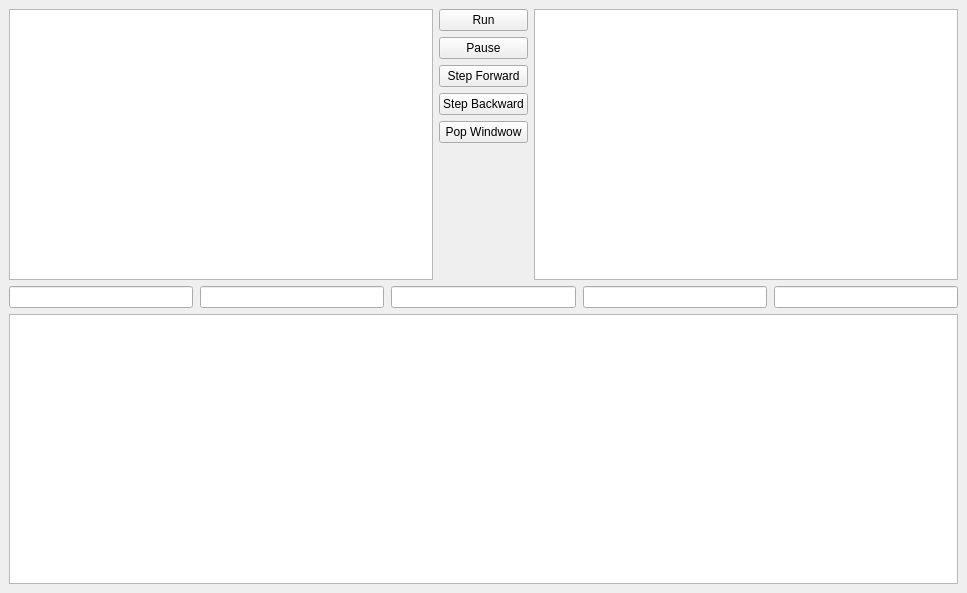
Before: the Qt Designer form src/Debugging/MainDebugWindow.ui in GroupDenseKitchen/KitchenOccupation, drawn with Qt 5.
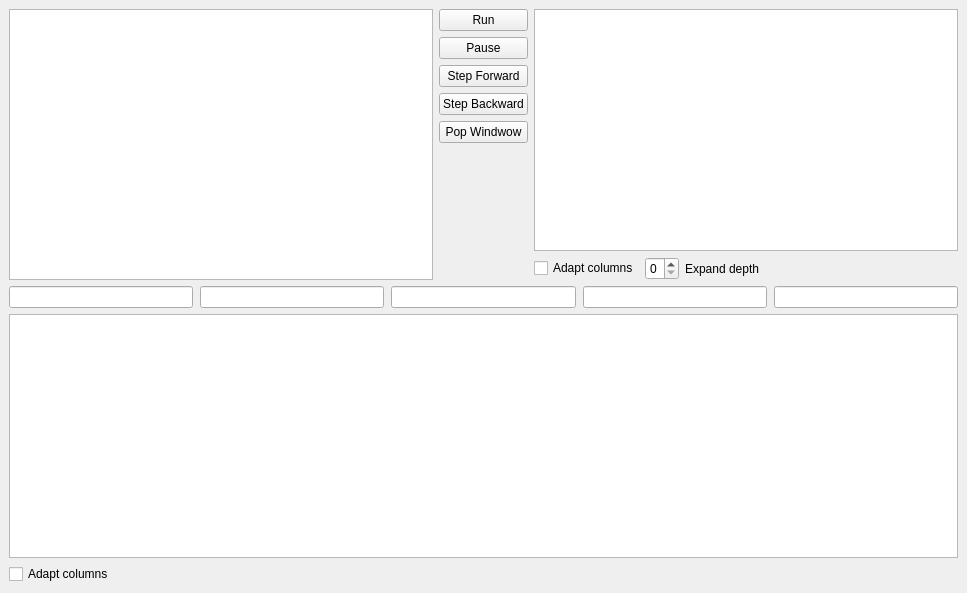
After: the same form once the commit is applied.

The edit to the form file:
```diff
--- a/src/Debugging/MainDebugWindow.ui
+++ b/src/Debugging/MainDebugWindow.ui
@@ -17,9 +17,11 @@
    <property name="autoFillBackground">
     <bool>false</bool>
    </property>
-   <layout class="QVBoxLayout" name="verticalLayout_2">
+   <layout class="QVBoxLayout" name="verticalLayout_5">
     <item>
-     <layout class="QHBoxLayout" name="horizontalLayout">
+     <layout class="QVBoxLayout" name="verticalLayout_4">
+      <item>
+       <layout class="QHBoxLayout" name="horizontalLayout_2">
       <item>
        <widget class="QTreeView" name="camerasTreeView"/>
       </item>
@@ -101,6 +103,8 @@
        </layout>
       </item>
       <item>
+         <layout class="QVBoxLayout" name="verticalLayout_2">
+          <item>
        <widget class="QTreeView" name="profilerTreeView">
         <property name="maximumSize">
          <size>
@@ -110,6 +114,49 @@
         </property>
        </widget>
       </item>
+          <item>
+           <layout class="QHBoxLayout" name="horizontalLayout">
+            <item>
+             <widget class="QCheckBox" name="autoAdaptProfilerCheckBox">
+              <property name="text">
+               <string>Adapt columns</string>
+              </property>
+             </widget>
+            </item>
+            <item>
+             <widget class="QSpinBox" name="expandDepthSpinBox">
+              <property name="maximum">
+               <number>5</number>
+              </property>
+              <property name="value">
+               <number>0</number>
+              </property>
+             </widget>
+            </item>
+            <item>
+             <widget class="QLabel" name="label">
+              <property name="text">
+               <string>Expand depth</string>
+              </property>
+             </widget>
+            </item>
+            <item>
+             <spacer name="horizontalSpacer">
+              <property name="orientation">
+               <enum>Qt::Horizontal</enum>
+              </property>
+              <property name="sizeHint" stdset="0">
+               <size>
+                <width>40</width>
+                <height>20</height>
+               </size>
+              </property>
+             </spacer>
+            </item>
+           </layout>
+          </item>
+         </layout>
+        </item>
      </layout>
     </item>
     <item>
@@ -176,7 +223,20 @@
      </layout>
     </item>
     <item>
+       <layout class="QVBoxLayout" name="verticalLayout_3">
+        <item>
      <widget class="QTreeView" name="logTreeView"/>
+        </item>
+        <item>
+         <widget class="QCheckBox" name="autoAdaptLogCheckBox">
+          <property name="text">
+           <string>Adapt columns</string>
+          </property>
+         </widget>
+        </item>
+       </layout>
+      </item>
+     </layout>
     </item>
    </layout>
   </widget>
```
Lines whose indentation alone changed are shown as unchanged.
